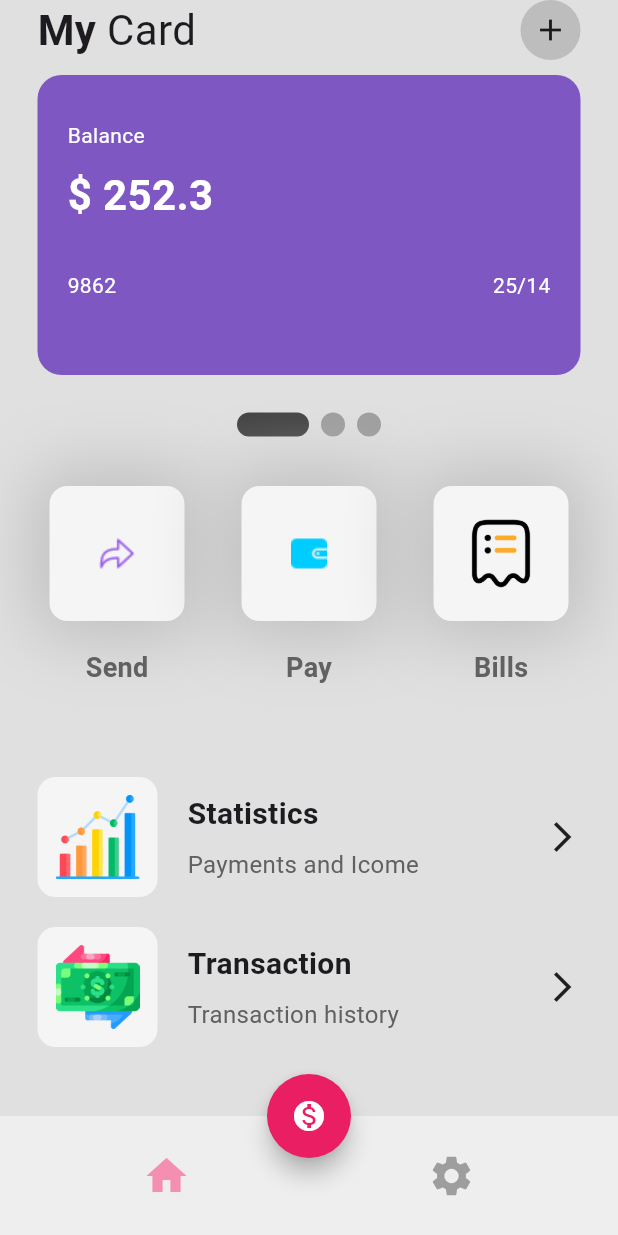
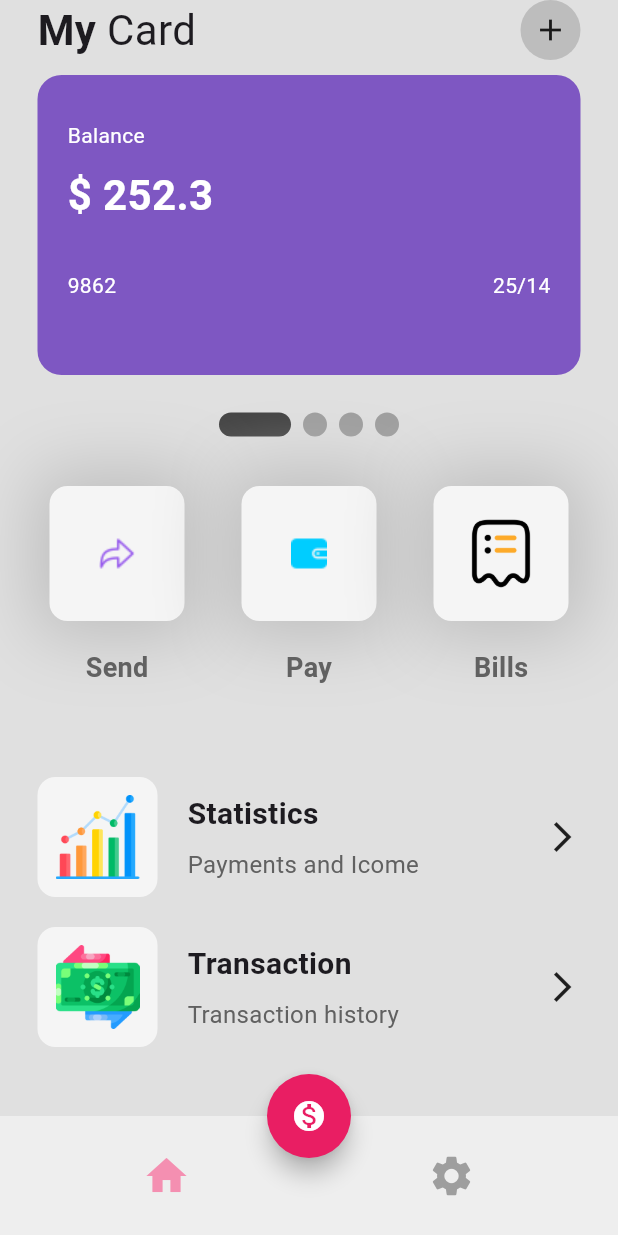
Before and after one commit to Hikmatullohprogramist/my_wallet, a Flutter app: the HomePage screen opened directly, on a phone screen of 412 x 824 dp. Run offline on Flutter 3.47's test engine with Material 2 defaults, Android fonts, the phone set to English and light mode, and no system bars; drawn by our look-alikes of smooth_page_indicator.

```diff
--- a/lib/pages/home/home_page.dart
+++ b/lib/pages/home/home_page.dart
@@ -117,6 +117,13 @@ class _HomePageState extends State<HomePage> {
                       expariedYear: 25,
                     ),
                     MyCard(
+                      balance: 954.300,
+                      cardNumber: 9862,
+                      color: Colors.orange[400],
+                      expariedMonth: 14,
+                      expariedYear: 25,
+                    ),
+                    MyCard(
                       balance: 1486.300,
                       cardNumber: 9862,
                       color: Colors.red[400],
@@ -131,7 +138,7 @@ class _HomePageState extends State<HomePage> {
               ),
               SmoothPageIndicator(
                 controller: _controller,
-                count: 3,
+                count: 4,
                 effect:
                     ExpandingDotsEffect(activeDotColor: Colors.grey.shade800),
               ),
--- a/lib/utils/my_list_tile.dart
+++ b/lib/utils/my_list_tile.dart
@@ -5,11 +5,12 @@ class MyListTile extends StatelessWidget {
   final String title;
   final String subtitle;
 
-  const MyListTile(
-      {super.key,
-      required this.iconPath,
-      required this.title,
-      required this.subtitle});
+  const MyListTile({
+    super.key,
+    required this.iconPath,
+    required this.title,
+    required this.subtitle,
+  });
 
   @override
   Widget build(BuildContext context) {
@@ -22,7 +23,7 @@ class MyListTile extends StatelessWidget {
             children: [
               Container(
                 height: 80,
-                padding: EdgeInsets.all(12),
+                padding: const EdgeInsets.all(12),
                 decoration: BoxDecoration(
                   color: Colors.grey[100],
                   borderRadius: BorderRadius.circular(12),
```
Also changed, not shown: lib/pages/splash/splash_page.dart (+46 -0 lines), lib/generated/assets.dart.
